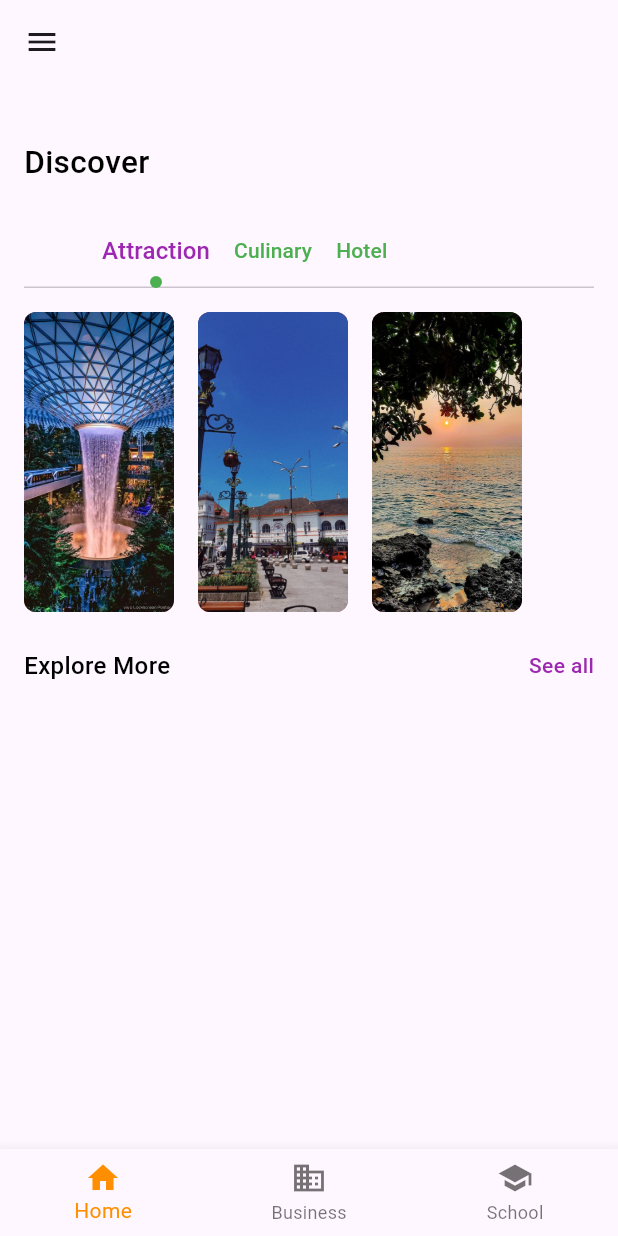
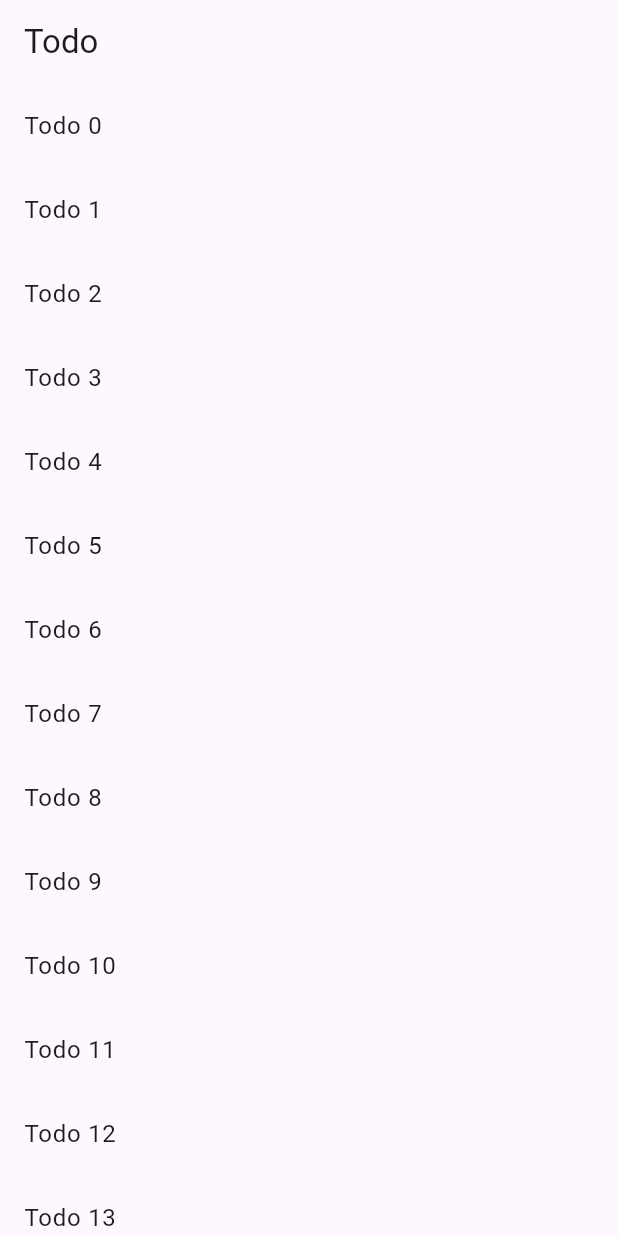
Before and after one commit to whyRaya/my_bloc, a Flutter app: the screen it shows after launch, on a phone screen of 412 x 824 dp. Run offline on Flutter 3.47's test engine with Material 2 defaults, Android fonts, the light colour scheme and no system bars; our stand-ins replace equatable, flutter_bloc.

Commit message:
feat: integrate with BE, and found a way to persist prev screen

```diff
--- a/lib/cubit/app_cubit.dart
+++ b/lib/cubit/app_cubit.dart
@@ -0,0 +1,33 @@
+import 'package:flutter_bloc/flutter_bloc.dart';
+import 'package:my_bloc/cubit/app_cubit_states.dart';
+import 'package:my_bloc/services/data_model.dart';
+import 'package:my_bloc/services/data_services.dart';
+
+class AppCubit extends Cubit<CubitStates> {
+  AppCubit(this.data) : super(InitialState()) {
+    emit(WelcomeState());
+  }
+
+  final DataServices data;
+  List<DataModel>? places;
+
+  void getData() async {
+    try {
+      emit(LoadingState());
+      places = await data.getInfo();
+      emit(LoadedState(places!));
+    } catch (e) {
+      print(e);
+    }
+  }
+
+  void backToWelcomePage() async {
+    try {
+      emit(LoadingState());
+      await Future.delayed(const Duration(seconds: 2));
+      emit(WelcomeState());
+    } catch (e) {
+      print(e);
+    }
+  }
+}
--- a/lib/cubit/app_cubit_logics.dart
+++ b/lib/cubit/app_cubit_logics.dart
@@ -0,0 +1,41 @@
+import 'package:flutter/material.dart';
+import 'package:flutter_bloc/flutter_bloc.dart';
+import 'package:my_bloc/pages/home_page.dart';
+import 'package:my_bloc/pages/main_page.dart';
+import 'package:my_bloc/pages/todo/todo_pages.dart';
+import 'package:my_bloc/pages/welcome_page.dart';
+
+import 'app_cubit.dart';
+import 'app_cubit_states.dart';
+
+class AppCubitLogic extends StatefulWidget {
+  const AppCubitLogic({super.key});
+
+  @override
+  State<AppCubitLogic> createState() => _AppCubitLogicState();
+}
+
+class _AppCubitLogicState extends State<AppCubitLogic> {
+  @override
+  Widget build(BuildContext context) {
+    return Scaffold(
+      body: BlocBuilder<AppCubit, CubitStates>(
+        builder: (context, state) {
+          if (state is WelcomeState) {
+            print("WelcomeState");
+            return const TodoPages();
+          } else if (state is LoadedState) {
+            print("LoadedState");
+            return const MainPage();
+          } else if (state is LoadingState) {
+            print("LoadingState");
+            return const Center(child: CircularProgressIndicator());
+          } else {
+            print("HomePage");
+            return const HomePage();
+          }
+        },
+      ),
+    );
+  }
+}
--- a/lib/cubit/app_cubit_states.dart
+++ b/lib/cubit/app_cubit_states.dart
@@ -0,0 +1,34 @@
+import 'package:equatable/equatable.dart';
+
+import '../services/data_model.dart';
+
+abstract class CubitStates extends Equatable {
+
+
+}
+
+class InitialState extends CubitStates {
+  @override
+  List<Object> get props => [];
+
+}
+
+class WelcomeState extends CubitStates {
+  @override
+  List<Object> get props => [];
+
+}
+
+class LoadingState extends CubitStates {
+  @override
+  List<Object> get props => [];
+
+}
+
+class LoadedState extends CubitStates {
+  LoadedState(this.data);
+  final dynamic data;
+  @override
+  List<Object> get props => [];
+
+}
--- a/lib/main.dart
+++ b/lib/main.dart
@@ -1,6 +1,8 @@
 import 'package:flutter/material.dart';
-import 'package:my_bloc/pages/main_page.dart';
-import 'package:my_bloc/pages/welcome_page.dart';
+import 'package:flutter_bloc/flutter_bloc.dart';
+import 'package:my_bloc/cubit/app_cubit.dart';
+import 'package:my_bloc/cubit/app_cubit_logics.dart';
+import 'package:my_bloc/services/data_services.dart';
 
 void main() {
   runApp(const MyApp());
@@ -14,26 +16,15 @@ class MyApp extends StatelessWidget {
   Widget build(BuildContext context) {
     return MaterialApp(
       title: 'Flutter Demo',
+      debugShowCheckedModeBanner: false,
       theme: ThemeData(
-        // This is the theme of your application.
-        //
-        // TRY THIS: Try running your application with "flutter run". You'll see
-        // the application has a blue toolbar. Then, without quitting the app,
-        // try changing the seedColor in the colorScheme below to Colors.green
-        // and then invoke "hot reload" (save your changes or press the "hot
-        // reload" button in a Flutter-supported IDE, or press "r" if you used
-        // the command line to start the app).
-        //
-        // Notice that the counter didn't reset back to zero; the application
-        // state is not lost during the reload. To reset the state, use hot
-        // restart instead.
-        //
-        // This works for code too, not just values: Most code changes can be
-        // tested with just a hot reload.
         colorScheme: ColorScheme.fromSeed(seedColor: Colors.deepPurple),
         useMaterial3: true,
       ),
-      home: const MainPage(),
+      home: BlocProvider<AppCubit>(
+        create: (context) => AppCubit(DataServices()),
+        child: const AppCubitLogic(),
+      ),
     );
   }
 }
--- a/lib/pages/main_page.dart
+++ b/lib/pages/main_page.dart
@@ -1,4 +1,6 @@
 import 'package:flutter/material.dart';
+import 'package:flutter_bloc/flutter_bloc.dart';
+import 'package:my_bloc/cubit/app_cubit.dart';
 import 'package:my_bloc/pages/home_page.dart';
 import 'package:my_bloc/widgets/raya_text.dart';
 
@@ -51,16 +53,14 @@ class _MainPageState extends State<MainPage> {
               child: Text('Drawer Header'),
             ),
             ListTile(
-              title: const Text('Item 1'),
+              title: const Text('Exit'),
               onTap: () {
-                // Update the state of the app
-                // ...
-                // Then close the drawer
+                BlocProvider.of<AppCubit>(context).backToWelcomePage();
                 Navigator.pop(context);
               },
             ),
             ListTile(
-              title: const Text('Item 2'),
+              title: const Text('Under development'),
               onTap: () {
                 // Update the state of the app
                 // ...
--- /dev/null
+++ b/lib/pages/todo/todo_pages.dart
@@ -0,0 +1,64 @@
+import 'package:flutter/material.dart';
+
+class TodoPages extends StatelessWidget {
+  const TodoPages({super.key});
+
+  @override
+  Widget build(BuildContext context) {
+    final list = List.generate(
+        20,
+        (i) => Todo(
+              'Todo $i',
+              'A description of what needs to be done for Todo $i',
+            ));
+    return Scaffold(
+      appBar: AppBar(
+        title: const Text("Todo"),
+      ),
+      body: ListView.builder(
+          itemCount: list.length,
+          itemBuilder: (context, index) => ListTile(
+                title: Text(list[index].title),
+                onTap: () {
+                  Navigator.push(
+                      context,
+                      MaterialPageRoute(
+                          builder: (context) => DetailScreen(todo: list[index]),
+                          settings: RouteSettings(
+                            arguments: list[index],
+                          )));
+                },
+              )),
+    );
+  }
+}
+
+class Todo {
+  final String title;
+  final String description;
+
+  const Todo(this.title, this.description);
+}
+
+class DetailScreen extends StatelessWidget {
+  // In the constructor, require a Todo.
+  const DetailScreen({super.key, required this.todo});
+
+  // Declare a field that holds the Todo.
+  final Todo todo;
+
+  @override
+  Widget build(BuildContext context) {
+    final todoArg = ModalRoute.of(context)!.settings.arguments as Todo;
+    // Use the Todo to create the UI.
+    return Scaffold(
+      appBar: AppBar(
+        title: Text(todoArg.title),
+      ),
+      body: Padding(
+        padding: const EdgeInsets.all(16),
+        child: Text(todoArg.description),
+      ),
+    );
+  }
+}
--- a/lib/services/data_model.dart
+++ b/lib/services/data_model.dart
@@ -0,0 +1,20 @@
+class DataModel {
+  String name;
+  String img;
+  String description;
+  String location;
+
+  DataModel(
+      {required this.name,
+      required this.img,
+      required this.description,
+      required this.location});
+
+  factory DataModel.fromJson(Map<String, dynamic> json) {
+    return DataModel(
+        name: json["name"],
+        img: json["img"],
+        description: json["description"],
+        location: json["location"]);
+  }
+}
--- a/lib/widgets/raya_button.dart
+++ b/lib/widgets/raya_button.dart
@@ -7,16 +7,18 @@ class RayaButton extends StatelessWidget {
     this.text = "",
     this.textState = RayaTextState.m16,
     this.textColor = Colors.white,
+    this.onTap
   });
 
   final String text;
   final RayaTextState textState;
   final Color textColor;
+  final Function()? onTap;
 
   @override
   Widget build(BuildContext context) {
     return ElevatedButton(
-        onPressed: () {},
+        onPressed: onTap,
         style: ElevatedButton.styleFrom(
             backgroundColor: Colors.purple),
         child: Row(
--- a/pubspec.yaml
+++ b/pubspec.yaml
@@ -37,6 +37,7 @@ dependencies:
   cupertino_icons: ^1.0.2
   flutter_bloc: ^8.1.3
   equatable: ^2.0.5
+  http: ^1.0.0
 
 dev_dependencies:
   flutter_test:
```
Also changed, not shown: lib/pages/home_page.dart (+37 -6 lines), lib/pages/welcome_page.dart (+9 -1 lines), lib/services/data_services.dart (+24 -0 lines), pubspec.lock.
